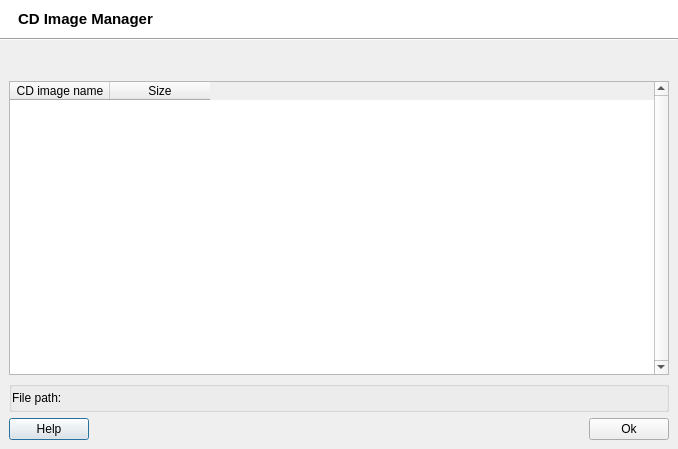
The window that src/ImageManager.ui (brezerk/q4wine) describes before a commit, drawn with Qt 5.
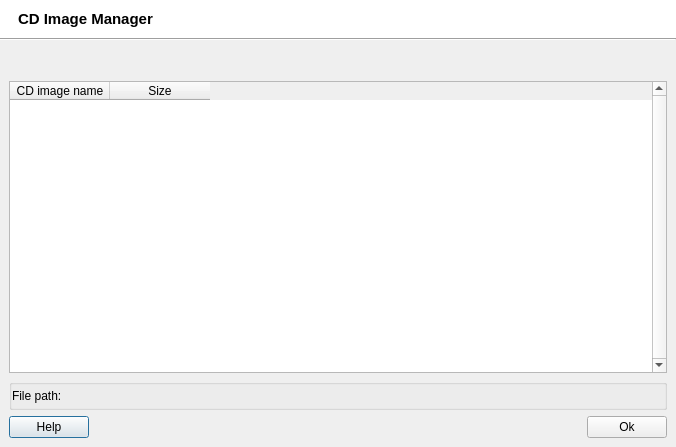
The same window after the commit. Icons and pictures are not drawn.

Commit message: Fixed: Run, AppSettings, ImageManager, Wizard and IconSettings dialogs now are modal dialogs; Fixed: Removed text file read blob in winetrickshelp.cpp; Fixed: updated changelog file;

Diff of the .ui file:
```diff
--- a/src/ImageManager.ui
+++ b/src/ImageManager.ui
@@ -9,8 +9,8 @@
    <rect>
     <x>0</x>
     <y>0</y>
-    <width>678</width>
-    <height>449</height>
+    <width>676</width>
+    <height>447</height>
    </rect>
   </property>
   <property name="minimumSize">
```
Left out of the diff: 2 changed lines with no effect on the pictures. The commit also changes 4 other files.
